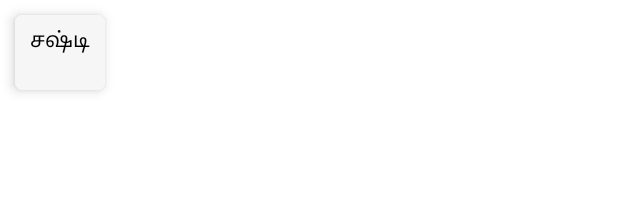
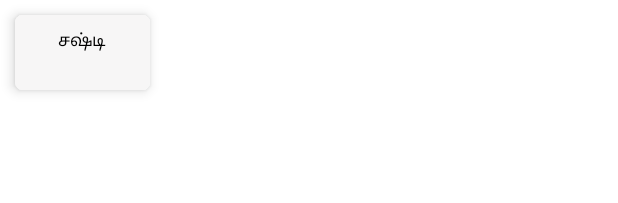
Before and after one commit to R-Ponmuthu/Calendar, an Android app: the layout viratham_sub_item.xml on its own in the app's theme, with its tools: preview values and no code run, on a phone screen of 412 x 824 dp. Shown: the top 203 px of the screen. Run offline under Robolectric (Android 15) with nearby library versions, the phone set to English and light mode, and no system bars.

Commit message:
Viratham and muhurtham bug fix

```diff
--- a/app/src/main/java/com/it/calendar/ui/adapter/MuhurthamAdapter.java
+++ b/app/src/main/java/com/it/calendar/ui/adapter/MuhurthamAdapter.java
@@ -17,6 +17,8 @@ import com.it.calendar.beans.VirathaDay;
 import com.it.calendar.beans.MuhurthamTable;
 import com.it.calendar.util.Constants;
 import com.it.calendar.util.DateTimeHelper;
+import com.it.calendar.util.EnumMonth;
+import com.it.calendar.util.EnumWeekDay;
 
 import java.util.ArrayList;
 import java.util.HashMap;
@@ -80,7 +82,7 @@ public class MuhurthamAdapter extends RecyclerView.Adapter<MuhurthamAdapter.Item
         void bind_muhurtham(String s) {
 
             //container.removeAllViews();
-            title.setText(s);
+            title.setText(EnumMonth.getMonthStr(s).getText());
 
             viratham = new HashMap<>();
             virathaDayList = new ArrayList<>();
@@ -163,7 +165,7 @@ public class MuhurthamAdapter extends RecyclerView.Adapter<MuhurthamAdapter.Item
                 MainTable mainTable = realm.where(MainTable.class)
                         .equalTo(Constants.date, virathaDay.getDate())
                         .findFirst();
-                day.setText("" + mainTable.getWeekday().substring(0, 2));
+                day.setText("" + EnumWeekDay.getWeekDay(mainTable.getWeekday()).getText().substring(0, 2));
 
                 conatinerLay.setOnClickListener(new View.OnClickListener() {
                     @Override
--- a/app/src/main/res/layout/fragment_calendar.xml
+++ b/app/src/main/res/layout/fragment_calendar.xml
@@ -18,15 +18,15 @@
             android:layout_margin="5dp"
             android:drawableRight="@drawable/ic_keyboard_arrow_down"
             android:focusable="false"
-            android:padding="16dp"
-            android:visibility="gone" />
+            android:padding="16dp" />
 
         <com.google.android.material.chip.ChipGroup
             android:id="@+id/tagContainerLayout"
             android:layout_width="match_parent"
             android:layout_height="wrap_content"
             android:layout_marginLeft="16dp"
-            android:orientation="horizontal">
+            android:orientation="horizontal"
+            android:visibility="gone">
 
             <com.google.android.material.chip.Chip
                 android:id="@+id/chip1"
--- a/app/src/main/res/layout/viratham_sub_item.xml
+++ b/app/src/main/res/layout/viratham_sub_item.xml
@@ -1,7 +1,7 @@
 <?xml version="1.0" encoding="utf-8"?>
 <androidx.cardview.widget.CardView xmlns:android="http://schemas.android.com/apk/res/android"
     xmlns:app="http://schemas.android.com/apk/res-auto"
-    android:layout_width="60dp"
+    android:layout_width="90dp"
     android:layout_height="50dp"
     android:layout_margin="10dp"
     app:cardCornerRadius="5dp"
@@ -14,7 +14,7 @@
         android:background="@color/grey_ec"
         android:gravity="center"
         android:orientation="vertical"
-        android:padding="5dp">
+        android:padding="3dp">
 
         <TextView
             android:id="@+id/viratham"
@@ -22,6 +22,7 @@
             android:layout_height="wrap_content"
             android:gravity="center"
             android:text="சஷ்டி"
+            android:textSize="11sp"
             android:textColor="@android:color/black" />
 
         <TextView
@@ -31,7 +32,7 @@
             android:gravity="center"
             android:text=""
             android:textColor="@android:color/black"
-            android:textSize="12sp" />
+            android:textSize="11sp" />
 
     </LinearLayout>
 
```
Also changed, not shown: app/src/main/java/com/it/calendar/ui/adapter/VirathamAdapter.java (+6 -4 lines), app/src/main/java/com/it/calendar/ui/fragments/CalendarFragment.java (+32 -14 lines).
